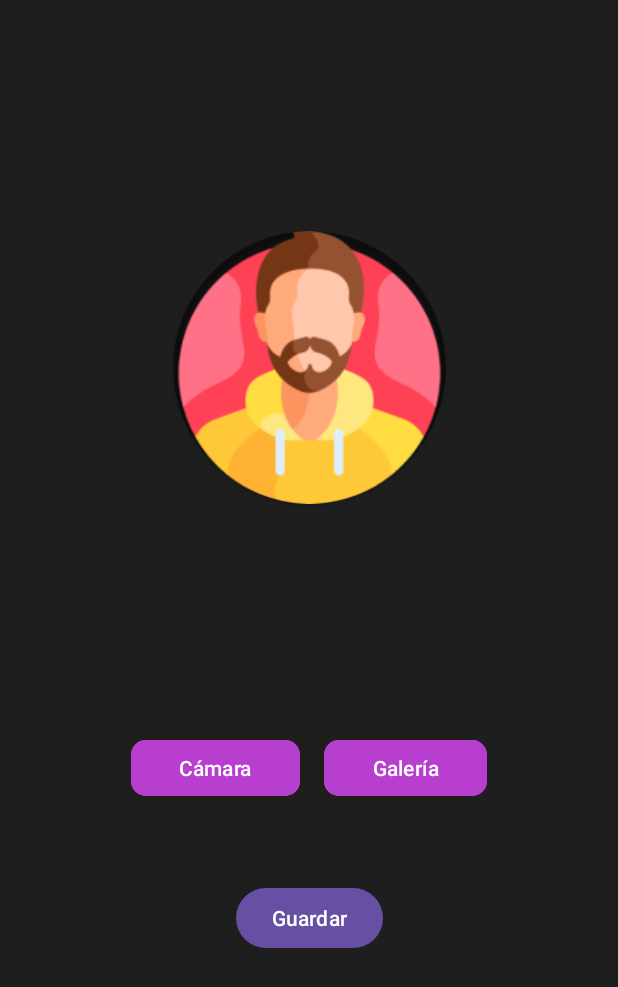
After one commit to Exynix/DiscoTec-Mobile, an Android app: the EditarFotoActivity screen opened directly, with no data from a screen before it, on a phone screen of 412 x 824 dp. The commit adds this screen. Shown: the top 987 px of the screen. Run offline under Robolectric (Android 15) with nearby library versions, the phone set to English and light mode, and no system bars; Roboto replaces fonts that are not available here.

Commit message:
intentando centrar imagen de M

```diff
--- a/app/src/main/java/com/example/myapplication/PagoReserva.kt
+++ b/app/src/main/java/com/example/myapplication/ComprarNightCoinsActivity.kt
@@ -3,9 +3,9 @@ package com.example.myapplication
 import androidx.appcompat.app.AppCompatActivity
 import android.os.Bundle
 
-class PagoReserva : AppCompatActivity() {
+class ComprarNightCoinsActivity : AppCompatActivity() {
     override fun onCreate(savedInstanceState: Bundle?) {
         super.onCreate(savedInstanceState)
-        setContentView(R.layout.activity_pago_reserva)
+        setContentView(R.layout.activity_comprar_night_coins)
     }
 }
--- a/app/src/main/java/com/example/myapplication/ComprarNightCoins.kt
+++ b/app/src/main/java/com/example/myapplication/PagoReservaActivity.kt
@@ -3,9 +3,9 @@ package com.example.myapplication
 import androidx.appcompat.app.AppCompatActivity
 import android.os.Bundle
 
-class ComprarNightCoins : AppCompatActivity() {
+class PagoReservaActivity : AppCompatActivity() {
     override fun onCreate(savedInstanceState: Bundle?) {
         super.onCreate(savedInstanceState)
-        setContentView(R.layout.activity_comprar_night_coins)
+        setContentView(R.layout.activity_pago_reserva)
     }
 }
--- a/app/src/main/res/layout/activity_comprar_night_coins.xml
+++ b/app/src/main/res/layout/activity_comprar_night_coins.xml
@@ -5,7 +5,7 @@
     android:layout_width="match_parent"
     android:layout_height="match_parent"
     android:background="#1E1E1E"
-    tools:context=".ComprarNightCoins">
+    tools:context=".ComprarNightCoinsActivity">
 
     <ImageView
         android:layout_width="70dp"
--- /dev/null
+++ b/app/src/main/res/layout/activity_editar_foto.xml
@@ -0,0 +1,77 @@
+<?xml version="1.0" encoding="utf-8"?>
+<androidx.constraintlayout.widget.ConstraintLayout xmlns:android="http://schemas.android.com/apk/res/android"
+    xmlns:app="http://schemas.android.com/apk/res-auto"
+    xmlns:tools="http://schemas.android.com/tools"
+    android:layout_width="match_parent"
+    android:layout_height="match_parent"
+    android:background="#1E1E1E"
+    tools:context=".EditarFotoActivity">
+
+    <androidx.cardview.widget.CardView
+        android:layout_width="182dp"
+        android:layout_height="182dp"
+        app:cardBackgroundColor="@color/blackTransparent"
+        app:cardCornerRadius="999dp"
+        app:layout_constraintBottom_toTopOf="@+id/linearLayout6"
+        app:layout_constraintEnd_toEndOf="parent"
+        app:layout_constraintStart_toStartOf="parent"
+        app:layout_constraintTop_toTopOf="parent">
+
+        <ImageView
+            android:id="@+id/imagenPerfil"
+            android:layout_width="wrap_content"
+            android:layout_height="182dp"
+            android:background="#00FFFFFF"
+            android:contentDescription="@string/foto_de_perfil"
+            android:scaleType="centerInside"
+            android:src="@drawable/perfil" />
+    </androidx.cardview.widget.CardView>
+
+    <LinearLayout
+        android:id="@+id/linearLayout6"
+        android:layout_width="237dp"
+        android:layout_height="45dp"
+        android:layout_marginTop="200dp"
+        android:orientation="horizontal"
+        app:layout_constraintBottom_toBottomOf="parent"
+        app:layout_constraintEnd_toEndOf="parent"
+        app:layout_constraintStart_toStartOf="parent"
+        app:layout_constraintTop_toTopOf="parent">
+
+        <Button
+            android:id="@+id/camaraBtn"
+            android:layout_width="wrap_content"
+            android:layout_height="wrap_content"
+            android:layout_weight="1"
+            android:backgroundTint="#B73ECE"
+            android:text="Cámara"
+            app:cornerRadius="10dp" />
+
+        <Space
+            android:layout_width="wrap_content"
+            android:layout_height="wrap_content"
+            android:layout_weight="1" />
+
+        <Button
+            android:id="@+id/galeriaBtn"
+            android:layout_width="wrap_content"
+            android:layout_height="wrap_content"
+            android:layout_weight="1"
+            android:backgroundTint="#B73ECE"
+            android:text="Galería"
+            app:cornerRadius="10dp" />
+    </LinearLayout>
+
+    <Button
+        android:id="@+id/guardarBtn"
+        android:layout_width="wrap_content"
+        android:layout_height="wrap_content"
+        android:layout_marginTop="53dp"
+        android:text="Guardar"
+        app:layout_constraintBottom_toBottomOf="parent"
+        app:layout_constraintEnd_toEndOf="parent"
+        app:layout_constraintStart_toStartOf="parent"
+        app:layout_constraintTop_toBottomOf="@+id/linearLayout6"
+        app:layout_constraintVertical_bias="0.0" />
+
+</androidx.constraintlayout.widget.ConstraintLayout>
--- a/app/src/main/res/layout/activity_pago_reserva.xml
+++ b/app/src/main/res/layout/activity_pago_reserva.xml
@@ -5,7 +5,7 @@
     android:layout_width="match_parent"
     android:layout_height="match_parent"
     android:background="#1E1E1E"
-    tools:context=".PagoReserva">
+    tools:context=".PagoReservaActivity">
 
     <TextView
         android:id="@+id/textView5"
--- a/app/src/main/res/layout/activity_perfil.xml
+++ b/app/src/main/res/layout/activity_perfil.xml
@@ -9,7 +9,7 @@
 
 
     <ImageButton
-        android:id="@+id/imageView3"
+        android:id="@+id/imagenPerfil"
         android:layout_width="182dp"
         android:layout_height="244dp"
         android:background="#00FFFFFF"
```
Also changed, not shown: app/src/main/AndroidManifest.xml (+10 -7 lines), app/src/main/java/com/example/myapplication/AjustesActivity.kt (+4 -3 lines), app/src/main/java/com/example/myapplication/EditarFotoActivity.kt (added, +156 -0 lines), app/src/main/java/com/example/myapplication/EditarPerfil.kt (deleted, +0 -17 lines), app/src/main/java/com/example/myapplication/EditarPerfilActivity.kt (added, +25 -0 lines), app/src/main/res/layout/activity_editar_perfil.xml (+5 -4 lines).
